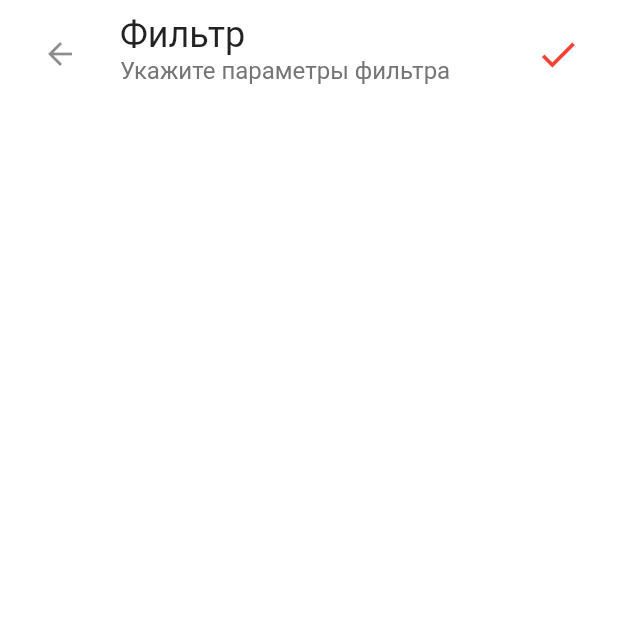
After one commit to MajidiyM/Waitric_repo, a Flutter app: the RestFilter screen opened by its route, after a tap on the "arrow back" icon, on a phone screen of 412 x 824 dp, the top half of it. The commit adds this screen. Run offline on Flutter 3.47's test engine with Material 2 defaults, Android fonts, the phone set to English and light mode, and no system bars.

Commit message:
Page title added to RestFilter page

```diff
--- a/lib/homePage/views/homePage.dart
+++ b/lib/homePage/views/homePage.dart
@@ -1,4 +1,5 @@
 import 'package:flutter/material.dart';
+import 'package:waitric/restFilter/views/view.dart';
 
 class HomePage extends StatefulWidget {
   const HomePage({super.key});
@@ -67,7 +68,7 @@ class _SearchBarState extends State<SearchBar> {
             hintText: "Поиск",
             suffixIcon: IconButton(
               icon: Icon(Icons.filter_list),
-              onPressed: () => Navigator.of(context).pushNamed(),
+              onPressed: () => Navigator.of(context).pushNamed('restFilter'),
             ),
             prefixIcon: IconButton(
               icon: Icon(Icons.search),
--- a/lib/loginPage/views/loginPage.dart
+++ b/lib/loginPage/views/loginPage.dart
@@ -1,9 +1,7 @@
 import 'package:flutter/material.dart';
 import 'package:flutter/services.dart';
 import 'package:intl/intl.dart';
-import 'package:waitric/homePage/views/view.dart';
-import 'package:waitric/routes.dart';
-import 'package:waitric/theme.dart';
+
 
 class LoginPage extends StatefulWidget {
   const LoginPage({super.key});
--- /dev/null
+++ b/lib/restFilter/views/restFilter.dart
@@ -0,0 +1,49 @@
+import 'package:flutter/material.dart';
+import 'package:waitric/homePage/views/homePage.dart';
+
+class RestFilter extends StatefulWidget {
+  const RestFilter({super.key});
+
+  @override
+  State<RestFilter> createState() => _RestFilterState();
+}
+
+class _RestFilterState extends State<RestFilter> {
+  @override
+  Widget build(BuildContext context) {
+    return Scaffold(
+      body: SafeArea(
+        child: Column(
+          children: [
+            PageTitle(),
+          ],
+        ),
+      ),
+    );
+  }
+}
+
+Widget PageTitle() => ListTile(
+      title: Text(
+        "Фильтр",
+        style: TextStyle(
+          fontSize: 24.0,
+        ),
+      ),
+      leading: IconButton(
+        onPressed: () => null,
+        icon: Icon(Icons.arrow_back),
+      ),
+      subtitle: Text(
+        "Укажите параметры фильтра",
+        style: TextStyle(color: Colors.grey[600], fontSize: 16.0),
+      ),
+      trailing: IconButton(
+        onPressed: () => null,
+        icon: Icon(
+          Icons.done,
+          size: 30.0,
+          color: Colors.red,
+        ),
+      ),
+    );
--- /dev/null
+++ b/lib/restFilter/views/view.dart
@@ -0,0 +1 @@
+import 'restFilter.dart';
--- a/lib/routes.dart
+++ b/lib/routes.dart
@@ -1,9 +1,11 @@
 import 'package:flutter/material.dart';
 import 'package:waitric/homePage/views/homePage.dart';
 import 'package:waitric/loginPage/views/loginPage.dart';
+import 'package:waitric/restFilter/views/restFilter.dart';
 
 
 final routes = {
   '/': (context) => LoginPage(),
   'homePage': (context) => HomePage(),
+  'restFilter': (context) => RestFilter(),
 };
```
